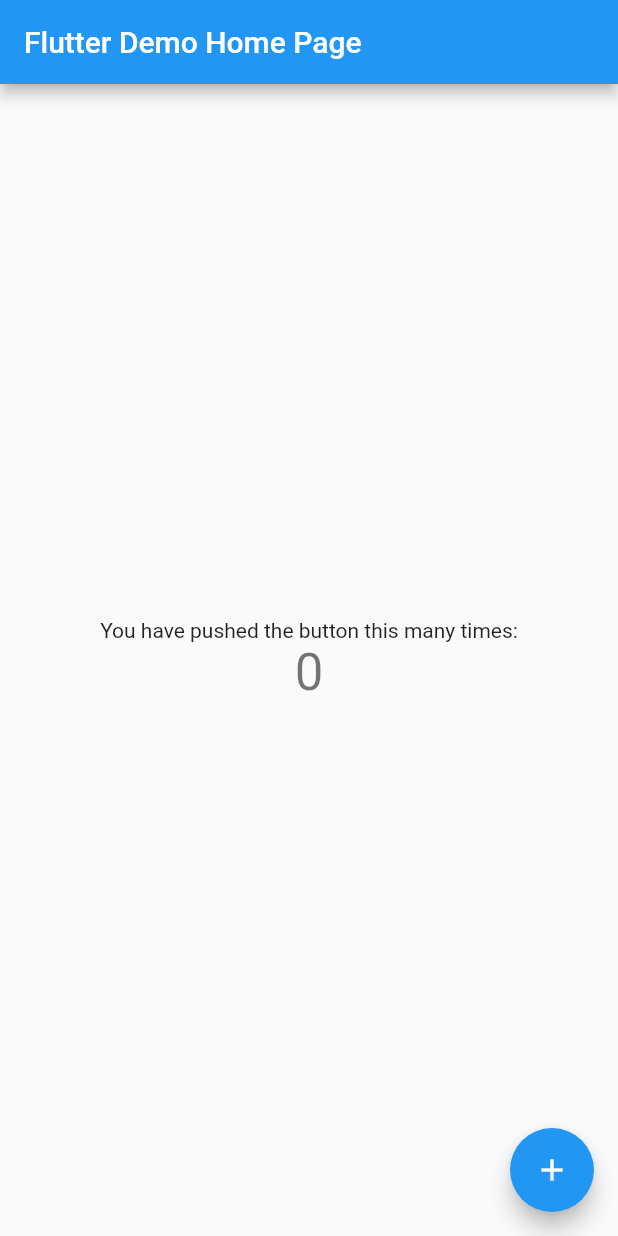
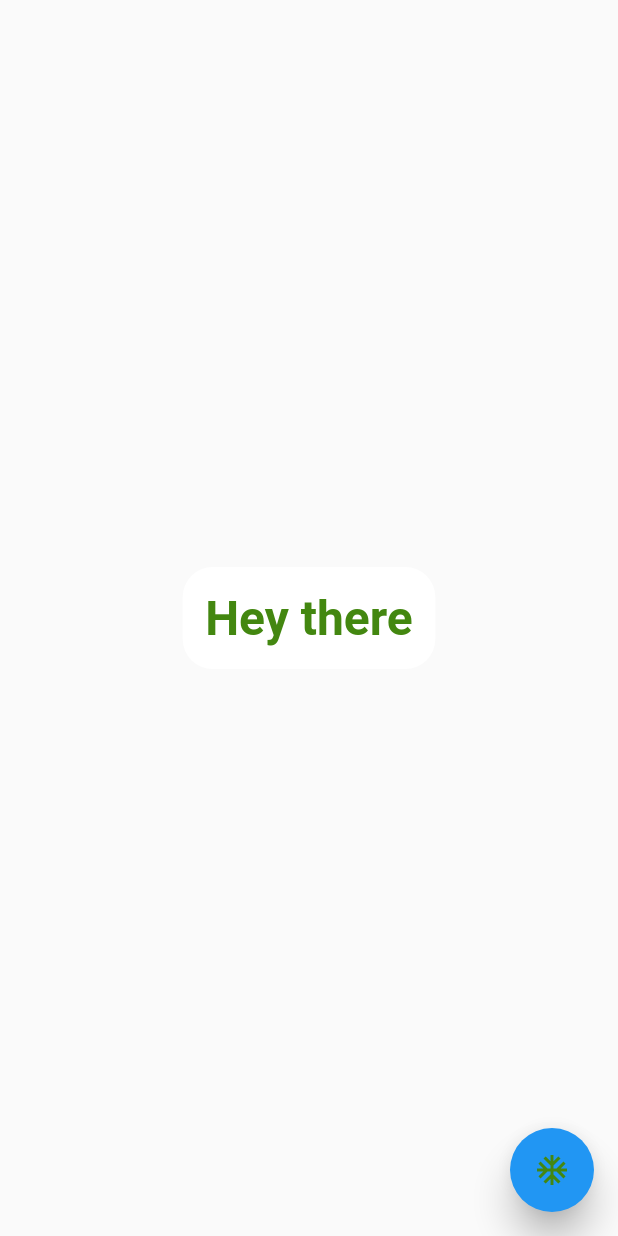
Before and after one commit to omardavinci10/SolidSoftwareTask, a Flutter app: the screen it shows after launch, on a phone screen of 412 x 824 dp. Run offline on Flutter 3.47's test engine with Material 2 defaults, Android fonts, the phone set to English and light mode, and no system bars.

Commit message:
Added required functionality with bonus random images

```diff
--- a/lib/main.dart
+++ b/lib/main.dart
@@ -1,3 +1,5 @@
+import 'dart:math';
+
 import 'package:flutter/material.dart';
 
 void main() {
@@ -10,106 +12,133 @@
   // This widget is the root of your application.
   @override
   Widget build(BuildContext context) {
-    return MaterialApp(
-      title: 'Flutter Demo',
-      theme: ThemeData(
-        // This is the theme of your application.
-        //
-        // Try running your application with "flutter run". You'll see the
-        // application has a blue toolbar. Then, without quitting the app, try
-        // changing the primarySwatch below to Colors.green and then invoke
-        // "hot reload" (press "r" in the console where you ran "flutter run",
-        // or simply save your changes to "hot reload" in a Flutter IDE).
-        // Notice that the counter didn't reset back to zero; the application
-        // is not restarted.
-        primarySwatch: Colors.blue,
-      ),
-      home: const MyHomePage(title: 'Flutter Demo Home Page'),
+    return const MaterialApp(
+      debugShowCheckedModeBanner: false,
+      home: MyHomePage(),
     );
   }
 }
 
 class MyHomePage extends StatefulWidget {
-  const MyHomePage({super.key, required this.title});
-
-  // This widget is the home page of your application. It is stateful, meaning
-  // that it has a State object (defined below) that contains fields that affect
-  // how it looks.
-
-  // This class is the configuration for the state. It holds the values (in this
-  // case the title) provided by the parent (in this case the App widget) and
-  // used by the build method of the State. Fields in a Widget subclass are
-  // always marked "final".
-
-  final String title;
+  const MyHomePage({super.key});
 
   @override
   State<MyHomePage> createState() => _MyHomePageState();
 }
 
 class _MyHomePageState extends State<MyHomePage> {
-  int _counter = 0;
+  Color? generatedColor;
+  bool colors = true;
+  String selectedRandomImg = '';
+  List<String> randomBackgroundImages = [
+    'https://docs.flutter.dev/assets/images/dash/early-dash-sketches2.jpg',
+    'https://cdn.pixabay.com/photo/2012/08/27/14/19/mountains-55067__340.png',
+    'https://docs.flutter.dev/assets/images/dash/early-dash-sketches3.jpg',
+    'https://docs.flutter.dev/assets/images/dash/early-dash-sketches5.jpg',
+    'https://docs.flutter.dev/assets/images/dash/dash-prototypes2.jpg',
+  ];
 
-  void _incrementCounter() {
-    setState(() {
-      // This call to setState tells the Flutter framework that something has
-      // changed in this State, which causes it to rerun the build method below
-      // so that the display can reflect the updated values. If we changed
-      // _counter without calling setState(), then the build method would not be
-      // called again, and so nothing would appear to happen.
-      _counter++;
-    });
+  randomColor() {
+    // Colors can be accessed by Color ( int value )
+    // So I'll generate this int value from 0 to 0xFF FF FF FF
+    // every 2 bytes indicates something
+    // FF FF FF FF (alpha, red, green, blue)
+
+    int nextValue = (Random().nextDouble() * 0xFFFFFFFF).toInt();
+
+    // Here I'm just making sure that this is a new value
+    // While it's still the same value I'll keep generating new values
+    while (generatedColor?.value == nextValue) {
+      nextValue = (Random().nextDouble() * 0xFFFFFFFF).toInt();
+    }
+
+    // When I finally have new value, set my background to it
+    generatedColor = Color(nextValue);
+    debugPrint('new background color');
+  }
+
+  randomImage() {
+    int nextValue = Random().nextInt(randomBackgroundImages.length);
+
+    while (selectedRandomImg == randomBackgroundImages[nextValue]) {
+      nextValue = Random().nextInt(randomBackgroundImages.length);
+    }
+
+    // When I finally have new value, set my background to it
+    selectedRandomImg = randomBackgroundImages[nextValue];
+    debugPrint('new background image');
   }
 
   @override
   Widget build(BuildContext context) {
-    // This method is rerun every time setState is called, for instance as done
-    // by the _incrementCounter method above.
-    //
-    // The Flutter framework has been optimized to make rerunning build methods
-    // fast, so that you can just rebuild anything that needs updating rather
-    // than having to individually change instances of widgets.
+    double screenHeight = MediaQuery.of(context).size.height;
+    double screenWidth = MediaQuery.of(context).size.width;
+
     return Scaffold(
-      appBar: AppBar(
-        // Here we take the value from the MyHomePage object that was created by
-        // the App.build method, and use it to set our appbar title.
-        title: Text(widget.title),
-      ),
-      body: Center(
-        // Center is a layout widget. It takes a single child and positions it
-        // in the middle of the parent.
-        child: Column(
-          // Column is also a layout widget. It takes a list of children and
-          // arranges them vertically. By default, it sizes itself to fit its
-          // children horizontally, and tries to be as tall as its parent.
-          //
-          // Invoke "debug painting" (press "p" in the console, choose the
-          // "Toggle Debug Paint" action from the Flutter Inspector in Android
-          // Studio, or the "Toggle Debug Paint" command in Visual Studio Code)
-          // to see the wireframe for each widget.
-          //
-          // Column has various properties to control how it sizes itself and
-          // how it positions its children. Here we use mainAxisAlignment to
-          // center the children vertically; the main axis here is the vertical
-          // axis because Columns are vertical (the cross axis would be
-          // horizontal).
-          mainAxisAlignment: MainAxisAlignment.center,
-          children: <Widget>[
-            const Text(
-              'You have pushed the button this many times:',
+      body: InkWell(
+        onTap: () {
+          colors ? randomColor() : randomImage();
+          setState(() {});
+        },
+        child: Container(
+          height: screenHeight,
+          width: screenWidth,
+          color: colors ? generatedColor : null,
+          decoration: colors
+              ? null
+              : selectedRandomImg.isNotEmpty
+                  ? BoxDecoration(
+                      image: DecorationImage(
+                        image: NetworkImage(selectedRandomImg),
+                        fit: BoxFit.fill,
+                      ),
+                    )
+                  : null,
+          child: Center(
+            child: Column(
+              mainAxisAlignment: MainAxisAlignment.center,
+              children: [
+                FittedBox(
+                  child: Container(
+                    padding: const EdgeInsets.all(15),
+                    decoration: BoxDecoration(
+                      color: Colors.white,
+                      borderRadius: BorderRadius.circular(20),
+                    ),
+                    child: Text(
+                      'Hey there',
+                      style: TextStyle(
+                        fontSize: 32,
+                        fontWeight: FontWeight.bold,
+                        color:
+                            Color((Random().nextDouble() * 0xFFFFFFFF).toInt())
+                                .withOpacity(1.0),
+                      ),
+                    ),
+                  ),
+                ),
+              ],
             ),
-            Text(
-              '$_counter',
-              style: Theme.of(context).textTheme.headline4,
-            ),
-          ],
+          ),
         ),
       ),
       floatingActionButton: FloatingActionButton(
-        onPressed: _incrementCounter,
-        tooltip: 'Increment',
-        child: const Icon(Icons.add),
-      ), // This trailing comma makes auto-formatting nicer for build methods.
+        onPressed: () {
+          colors = !colors;
+          debugPrint(
+              'toggled! ${colors ? 'changing colors' : 'changing images'} now');
+          colors ? randomColor() : randomImage();
+          setState(() {});
+        },
+        tooltip: 'Toggle',
+        backgroundColor: generatedColor,
+        elevation: 10,
+        child: Icon(
+          Icons.ac_unit,
+          color: Color((Random().nextDouble() * 0xFFFFFFFF).toInt())
+              .withOpacity(1.0),
+        ),
+      ),
     );
   }
 }
--- a/pubspec.yaml
+++ b/pubspec.yaml
@@ -36,6 +36,7 @@
   # The following adds the Cupertino Icons font to your application.
   # Use with the CupertinoIcons class for iOS style icons.
   cupertino_icons: ^1.0.2
+  solid_lints: ^0.0.14
 
 dev_dependencies:
   flutter_test:
```
